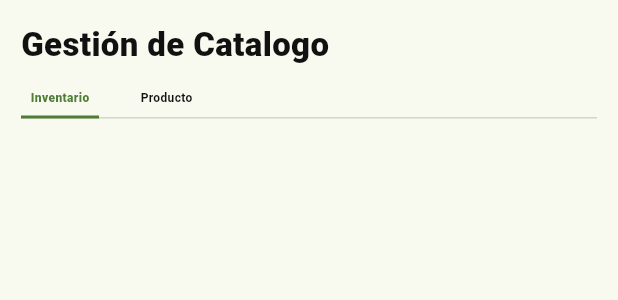
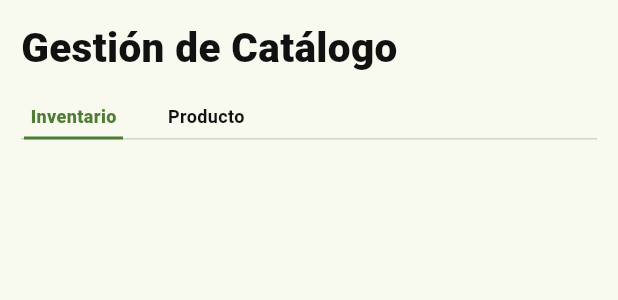
Before and after one commit to Noelhsa/angelesur, a Flutter app: the MenuSuperiorCatalogo widget shown alone on an empty page, opened directly with empty values, on a phone screen of 412 x 824 dp. Shown: the top 300 px of the screen. Run offline on Flutter 3.47's test engine with Material 3 defaults, Android fonts, the phone set to English and light mode, and no system bars; our stand-ins replace shared_preferences; accounts and stored records are empty; network calls fail; Roboto replaces fonts that are missing (Arial).

Commit message:
cambios de botones en catalogo inventario

```diff
--- a/lib/ui/interfaces/menu_superior_catalogo.dart
+++ b/lib/ui/interfaces/menu_superior_catalogo.dart
@@ -17,27 +17,28 @@ class MenuSuperiorCatalogo extends StatelessWidget {
   @override
   Widget build(BuildContext context) {
     return Container(
-      height: 86,
-      padding: const EdgeInsets.only(
-        left: 14,
-        top: 18,
-        right: 14,
+      padding: const EdgeInsets.fromLTRB(
+        14,
+        18,
+        14,
+        0,
       ),
       child: Column(
+        mainAxisSize: MainAxisSize.min,
         crossAxisAlignment: CrossAxisAlignment.start,
         children: [
           const Text(
-            'Gestión de Catalogo',
+            'Gestión de Catálogo',
             style: TextStyle(
               color: _textoPrincipal,
-              fontSize: 22,
+              fontSize: 27,
               fontWeight: FontWeight.w800,
               height: 1,
             ),
           ),
           const SizedBox(height: 16),
           SizedBox(
-            height: 23,
+            height: 32,
             child: Stack(
               children: [
                 Positioned(
@@ -89,26 +90,41 @@ class _OpcionSubmenuCatalogo extends StatelessWidget {
   Widget build(BuildContext context) {
     return InkWell(
       onTap: onTap,
+      borderRadius: BorderRadius.circular(4),
       child: SizedBox(
-        height: 23,
+        height: 32,
+        child: Padding(
+          padding: const EdgeInsets.symmetric(
+            horizontal: 2,
+          ),
           child: Column(
             mainAxisAlignment: MainAxisAlignment.end,
             children: [
               Text(
                 texto,
                 style: TextStyle(
-                color: activo ? _verdeActivo : _textoPrincipal,
-                fontSize: 8,
-                fontWeight: activo ? FontWeight.w900 : FontWeight.w600,
+                  color: activo
+                      ? _verdeActivo
+                      : _textoPrincipal,
+                  fontSize: 12,
+                  fontWeight: activo
+                      ? FontWeight.w900
+                      : FontWeight.w600,
+                  height: 1,
                 ),
               ),
-            const SizedBox(height: 6),
+              const SizedBox(height: 7),
               Container(
-              width: texto == 'Inventario' ? 52 : 42,
+                width: texto == 'Inventario'
+                    ? 66
+                    : 55,
                 height: 2,
-              color: activo ? _verdeActivo : Colors.transparent,
+                color: activo
+                    ? _verdeActivo
+                    : Colors.transparent,
               ),
             ],
+          ),
         ),
       ),
     );
```
Also changed, not shown: lib/ui/interfaces/contenido_catalogo_inventario.dart (+44 -51 lines). Lines whose indentation alone changed are shown as unchanged.
